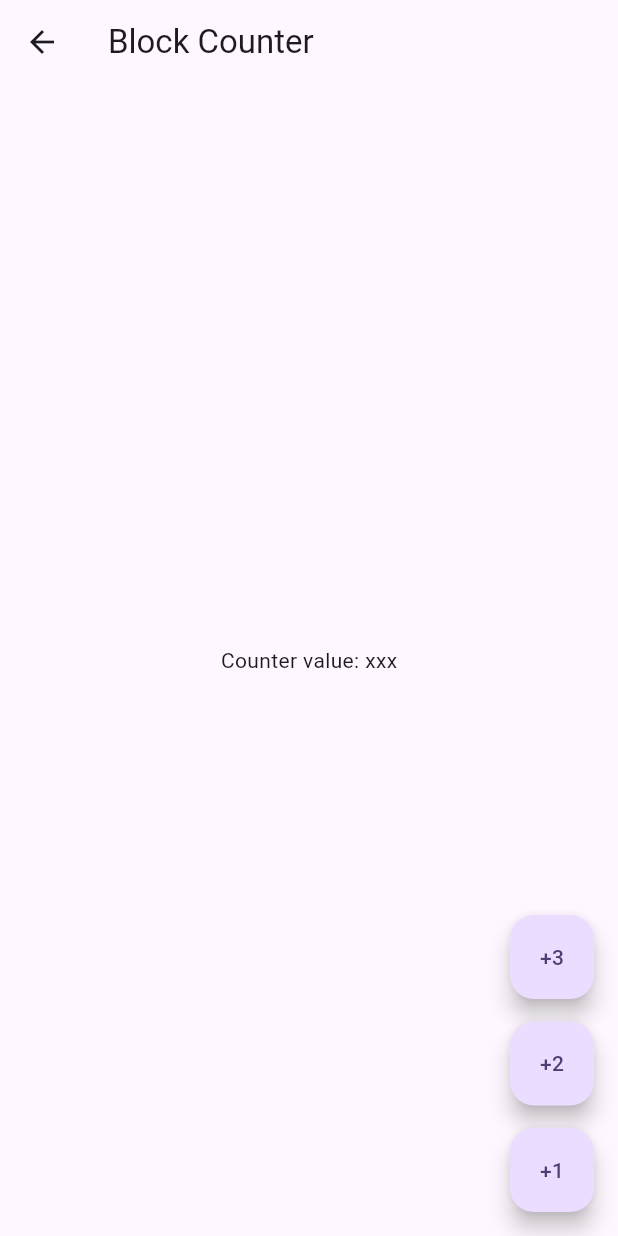
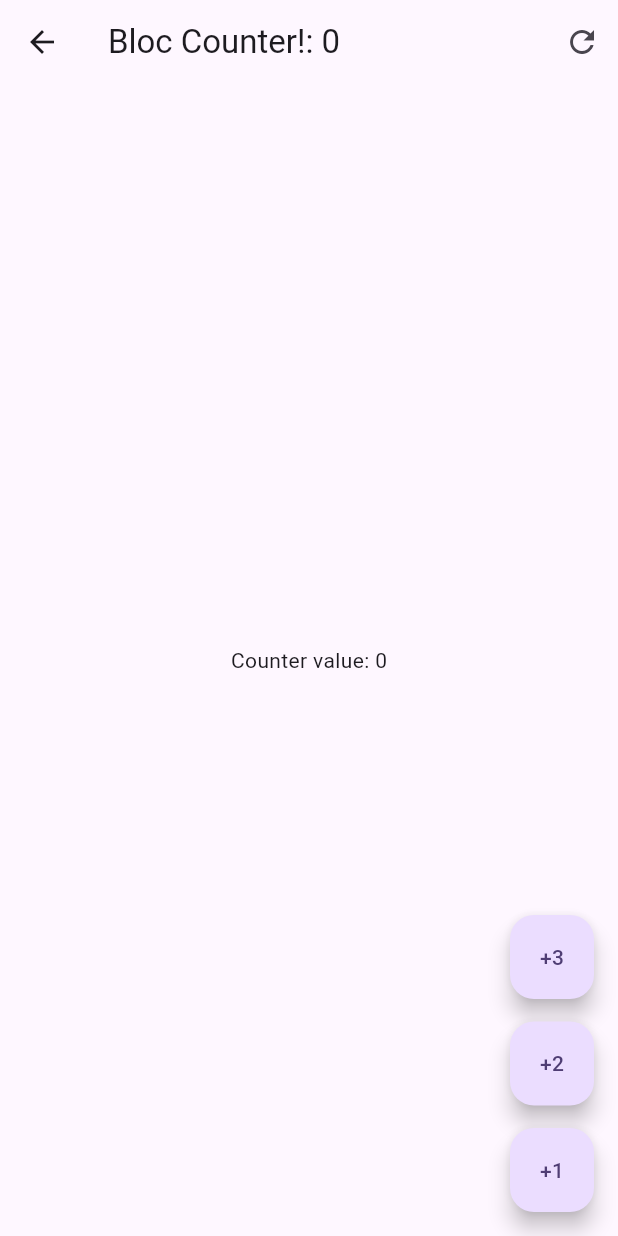
Before and after one commit to Dave-Gom/forms_app, a Flutter app: the screen it shows after launch, after a tap on "BLoC", on a phone screen of 412 x 824 dp. Run offline on Flutter 3.47's test engine with Material 3 defaults, Android fonts, the phone set to English and light mode, and no system bars; our stand-ins replace equatable, flutter_bloc, go_router.

Commit message:
eventos de bloc listo

```diff
--- a/lib/presentation/blocs/counter_bloc/counter_bloc.dart
+++ b/lib/presentation/blocs/counter_bloc/counter_bloc.dart
@@ -7,6 +7,7 @@ part 'counter_state.dart';
 class CounterBloc extends Bloc<CounterEvent, CounterState> {
   CounterBloc() : super(const CounterState()) {
     on<CounterIncreased>(_onCounterStateIncreased);
+    on<CounterReset>(_onCounterReset);
   }
 
   void _onCounterStateIncreased(
@@ -15,4 +16,8 @@ class CounterBloc extends Bloc<CounterEvent, CounterState> {
         counter: state.counter + event.value,
         transactioCount: state.transactioCount + 1));
   }
+
+  void _onCounterReset(CounterReset event, Emitter<CounterState> emit) {
+    emit(state.copyWith(counter: 0));
+  }
 }
--- a/lib/presentation/blocs/counter_bloc/counter_event.dart
+++ b/lib/presentation/blocs/counter_bloc/counter_event.dart
@@ -12,3 +12,5 @@ class CounterIncreased extends CounterEvent {
 
   const CounterIncreased({required this.value});
 }
+
+class CounterReset extends CounterEvent {}
--- a/lib/presentation/screens/bloc_counter_screen.dart
+++ b/lib/presentation/screens/bloc_counter_screen.dart
@@ -1,23 +1,58 @@
 import 'package:flutter/material.dart';
+import 'package:flutter_bloc/flutter_bloc.dart';
+import 'package:forms_app/presentation/blocs/counter_bloc/counter_bloc.dart';
 
 class BlocCounterScreen extends StatelessWidget {
   const BlocCounterScreen({super.key});
 
   @override
   Widget build(BuildContext context) {
+    return BlocProvider(
+      create: (_) => CounterBloc(),
+      child: const _BlocCounterView(),
+    );
+  }
+}
+
+class _BlocCounterView extends StatelessWidget {
+  const _BlocCounterView({
+    super.key,
+  });
+
+  void increaseCounterBy(BuildContext context, [int value = 1]) {
+    context.read<CounterBloc>().add(CounterIncreased(value: value));
+  }
+
+  void resetCounter(BuildContext context) {
+    context.read<CounterBloc>().add(CounterReset());
+  }
+
+  @override
+  Widget build(BuildContext context) {
     return Scaffold(
       appBar: AppBar(
-        title: const Text("Block Counter"),
+        title: context.select((CounterBloc counterBloc) =>
+            Text("Bloc Counter!: ${counterBloc.state.transactioCount}")),
+        actions: [
+          IconButton(
+              onPressed: () {
+                resetCounter(context);
+              },
+              icon: const Icon(Icons.refresh_outlined))
+        ],
       ),
-      body: const Center(
-        child: Text("Counter value: xxx"),
+      body: Center(
+        child: context.select((CounterBloc counterBloc) =>
+            Text("Counter value: ${counterBloc.state.counter}")),
       ),
       floatingActionButton:
           Column(mainAxisAlignment: MainAxisAlignment.end, children: [
         FloatingActionButton(
           heroTag: '3',
           child: const Text('+3'),
-          onPressed: () {},
+          onPressed: () {
+            increaseCounterBy(context, 3);
+          },
         ),
         const SizedBox(
           height: 15,
@@ -25,7 +60,9 @@ class BlocCounterScreen extends StatelessWidget {
         FloatingActionButton(
           heroTag: '2',
           child: const Text('+2'),
-          onPressed: () {},
+          onPressed: () {
+            increaseCounterBy(context, 2);
+          },
         ),
         const SizedBox(
           height: 15,
@@ -33,7 +70,11 @@ class BlocCounterScreen extends StatelessWidget {
         FloatingActionButton(
           heroTag: '1',
           child: const Text('+1'),
-          onPressed: () {},
+          onPressed: () {
+            increaseCounterBy(
+              context,
+            );
+          },
         ),
       ]),
     );
--- a/lib/presentation/screens/home_screen.dart
+++ b/lib/presentation/screens/home_screen.dart
@@ -20,6 +20,10 @@ class HomeScreen extends StatelessWidget {
             subtitle: const Text("gestro de estado compuesto"),
             trailing: const Icon(Icons.arrow_forward_ios_outlined),
             onTap: () => context.push('/counter-bloc'),
+          ),
+          const Padding(
+            padding: const EdgeInsets.symmetric(horizontal: 10),
+            child: Divider(),
           )
         ],
       ),
```
